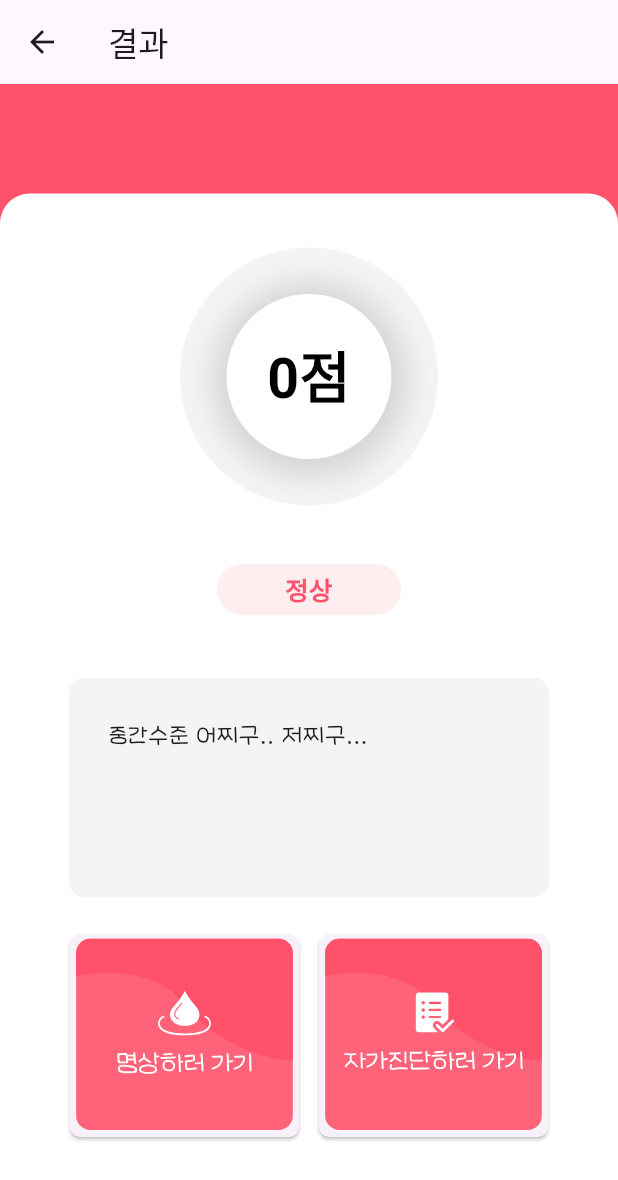
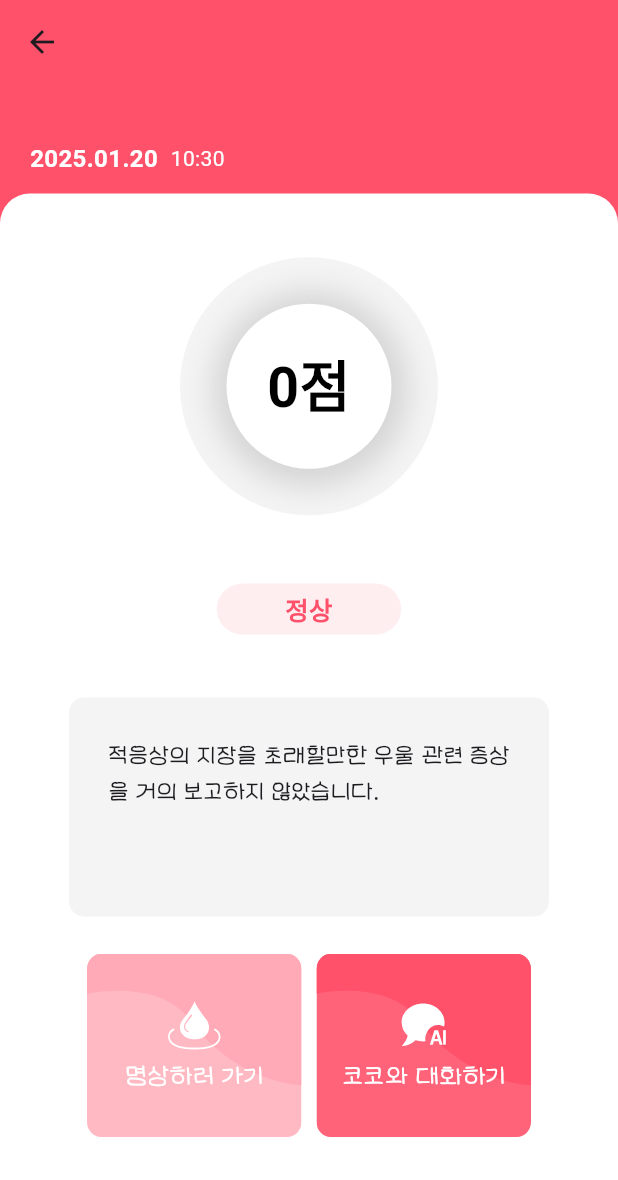
Before and after one commit to OZ-Pinned/OZ-Pinned, a Flutter app: the ResultPage screen opened directly with empty values, on a phone screen of 412 x 824 dp. Shown: the top 1180 px of the screen. Run offline on Flutter 3.47's test engine with Material 3 defaults, Android fonts, the phone set to English and light mode, and no system bars; our stand-ins replace fl_chart, flutter_svg, image_picker, shared_preferences, video_player; missing offline and left inert: mailer; accounts and stored records are empty; network calls fail; project files that could hold a hidden picture were left out.

Commit message:
✅ fix : 테스트 결과 수정

```diff
--- a/pinned/lib/screens/test.dart
+++ b/pinned/lib/screens/test.dart
@@ -7,6 +7,7 @@ import 'dart:convert';
 import 'package:http/http.dart' as http;
 import 'package:flutter_svg/flutter_svg.dart';
 import 'meditation.dart';
+import 'chatbot.dart';
 
 void main() => runApp(MyApp());
 
@@ -362,13 +363,20 @@ class _ResultPageState extends State<ResultPage> {
   }
 
   // 날짜를 가져오는 함수
-  void getToday() {
+  String getToday() {
     DateTime now = DateTime.now();
-    DateFormat formatter = DateFormat('yyyy-MM-dd');
+    DateFormat formatter = DateFormat('yyyy.MM.dd');
     String strToday = formatter.format(now);
-    setState(() {
-      today = strToday; // 날짜를 상태에 저장
-    });
+
+    return strToday;
+  }
+
+  String getTime() {
+    DateTime now = DateTime.now();
+    DateFormat formatter = DateFormat('H:m');
+    String strToday = formatter.format(now);
+
+    return strToday;
   }
 
   // 이메일을 비동기적으로 가져오는 함수
@@ -390,6 +398,20 @@ class _ResultPageState extends State<ResultPage> {
       return "경미";
     } else
       return "정상";
+  }
+
+  String getReseultContent(int totalScore) {
+    save(totalScore); // 이메일을 받아오고 점수를 저장
+    if (totalScore >= 20) {
+      return "광범위한 우을 증상을 매우 자주, 심한 수준에서 경험하는 것으로 보고하였습니다.\n일상생활의 다양한 영역에서 어려움이 초래될 경우 정신건강 전문가의 도움을 받는 것을 권해드립니다.";
+    } else if (totalScore >= 15) {
+      return "약간 심한 수준의 우울감을 자주 경험하는 것으로 보고하였습니다.\n직업적/사회적 적응에 일부 영향을 미칠 경우 정신건강 전문가의 도움을 받아 보시기를 권해 드립니다.";
+    } else if (totalScore >= 10) {
+      return "중간 수준의 우울감을 비교적 자주 경험하는 것으로 보고하였습니다.\n직업적/사회적 적응에 일부 영향을 미칠 수 있어 주의 깊은 관찰과 관심이 필요합니다.";
+    } else if (totalScore >= 5) {
+      return "경미한 수준의 우울감이 있으나 일상생활에 지장을 줄 정도는 아닙니다.";
+    } else
+      return "적응상의 지장을 초래할만한 우울 관련 증상을 거의 보고하지 않았습니다.";
   }
 
   // 점수와 이메일을 서버에 저장하는 함수
@@ -425,8 +447,8 @@ class _ResultPageState extends State<ResultPage> {
   }
 
   List buttonImageList = [
-    'meditationButton.svg',
-    'selfTestButton.svg',
+    'testMeditationButtonBackground.svg',
+    'testChatbotButtonBackground.svg',
   ];
 
   String getButtonImage(int value) {
@@ -439,25 +461,14 @@ class _ResultPageState extends State<ResultPage> {
 
     return Scaffold(
       appBar: AppBar(
-        title: Text('결과'),
+        backgroundColor: Color(0xffFF516A),
       ),
       body: Container(
         padding: EdgeInsets.only(top: 73),
         color: Color(0xffFF516A), // 핑크색 배경
         child: Stack(
+          clipBehavior: Clip.none,
           children: [
-            Positioned(
-              left: 20, // 왼쪽 여백
-              top: 20, // 상단 여백
-              child: Text(
-                today,
-                style: TextStyle(
-                  fontSize: 16,
-                  fontWeight: FontWeight.bold,
-                  color: Colors.black,
-                ),
-              ),
-            ),
             Container(
               padding: EdgeInsets.all(16.0),
               decoration: BoxDecoration(
@@ -508,9 +519,10 @@ class _ResultPageState extends State<ResultPage> {
                       decoration: BoxDecoration(
                           color: Color(0xffF4F4F4),
                           borderRadius: BorderRadius.circular(10)),
-                      child: Text('중간수준 어찌구.. 저찌구...',
-                          style:
-                              TextStyle(fontFamily: 'LeeSeoYun', fontSize: 17)),
+                      child: Text(
+                        getReseultContent(totalScore),
+                        style: TextStyle(fontFamily: 'LeeSeoYun', fontSize: 17),
+                      ),
                     ),
                   ),
                   SizedBox(height: 25),
@@ -518,37 +530,54 @@ class _ResultPageState extends State<ResultPage> {
                     mainAxisAlignment: MainAxisAlignment.center,
                     children: [
                       for (int i = 0; i < 2; i++) ...[
-                        ElevatedButton(
-                          style: ElevatedButton.styleFrom(
-                            shape: RoundedRectangleBorder(
+                        Stack(
+                          children: [
+                            SvgPicture.asset(
+                              'assets/images/${getButtonImage(i)}',
+                              width: 143,
+                              height: 122,
+                              fit: BoxFit.fill,
+                            ),
+                            Positioned.fill(
+                              top: 40,
+                              child: Material(
+                                color: Colors.transparent,
+                                child: InkWell(
                                   borderRadius: BorderRadius.circular(7),
-                            ),
-                            padding: EdgeInsets.all(0),
-                          ),
-                          child: SvgPicture.asset(
-                            'assets/images/${getButtonImage(i)}',
-                            width: 153,
-                            height: 135,
-                          ),
-                          onPressed: () {
+                                  onTap: () {
                                     if (i == 0) {
                                       Navigator.push(
                                         context,
                                         MaterialPageRoute(
-                                  builder: (context) => MeditationVideoList(),
+                                          builder: (context) =>
+                                              MeditationVideoList(),
                                         ),
                                       );
                                     } else {
                                       Navigator.push(
                                         context,
                                         MaterialPageRoute(
-                                  builder: (context) => TestPage(lang: true),
+                                          builder: (context) => ChatBot(),
                                         ),
                                       );
                                     }
                                   },
+                                  child: Center(
+                                    child: Text(
+                                      i == 0 ? '명상하러 가기' : '코코와 대화하기',
+                                      style: TextStyle(
+                                        fontSize: 18,
+                                        color: Colors.white,
+                                        fontFamily: 'LeeSeoYun',
                                       ),
-                        if (i < 1) const SizedBox(width: 13),
+                                    ),
+                                  ),
+                                ),
+                              ),
+                            ),
+                          ],
+                        ),
+                        if (i < 1) const SizedBox(width: 10),
                       ],
                     ],
                   ),
@@ -556,6 +585,27 @@ class _ResultPageState extends State<ResultPage> {
                 ],
               ),
             ),
+            Positioned(
+                left: 20, // 왼쪽 여백
+                top: -35, // 상단 여백
+                child: Row(
+                  children: [
+                    Text(
+                      '${getToday()}  ',
+                      style: TextStyle(
+                          fontSize: 16,
+                          color: Colors.white,
+                          fontWeight: FontWeight.bold),
+                    ),
+                    Text(
+                      getTime(),
+                      style: TextStyle(
+                        fontSize: 14,
+                        color: Colors.white,
+                      ),
+                    ),
+                  ],
+                )),
           ],
         ),
       ),
```
Lines whose indentation alone changed are shown as unchanged.
